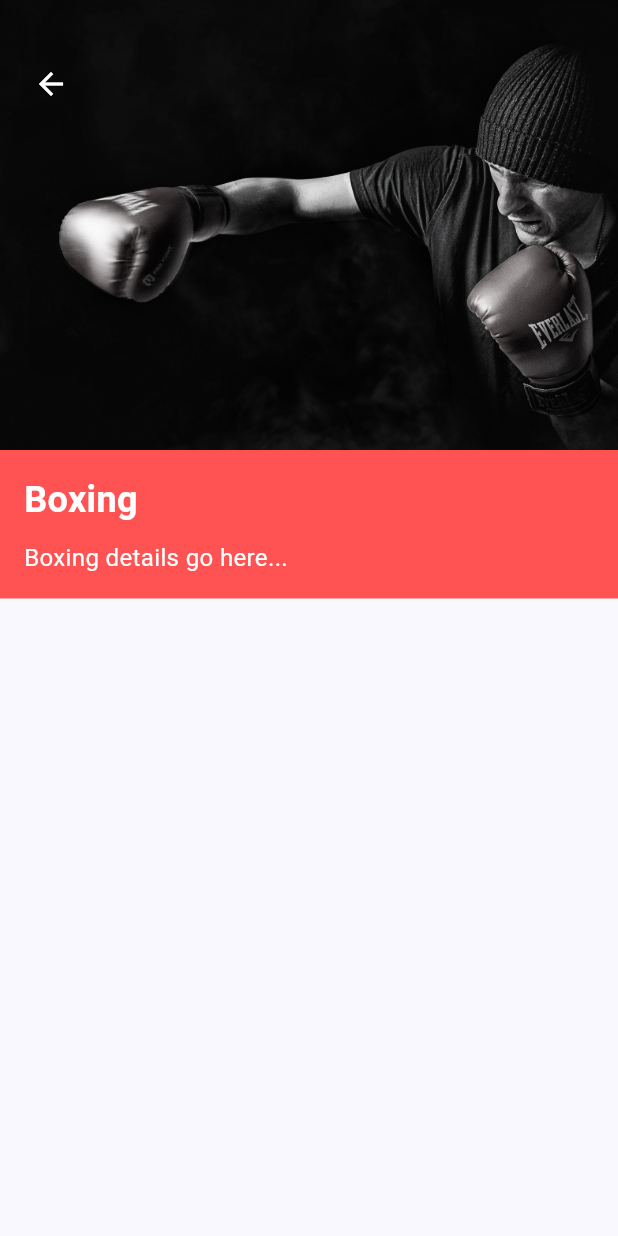
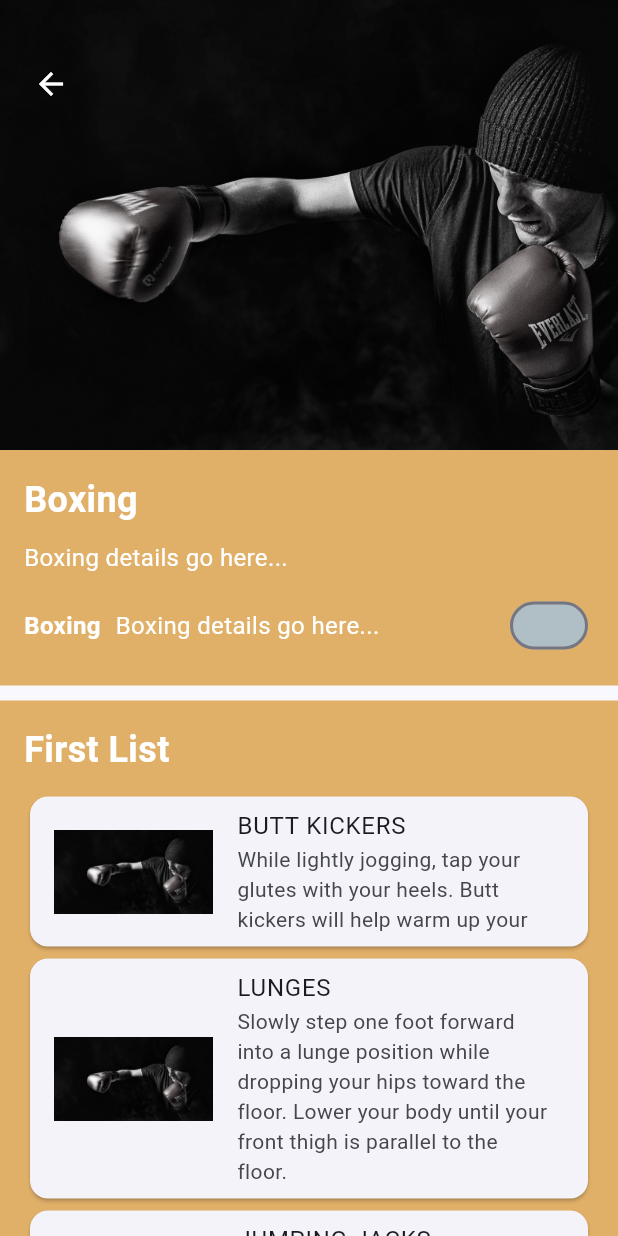
Before and after one commit to sukhaman/GigMaster, a Flutter app: the screen it shows after launch, after a tap on "Boxing", on a phone screen of 412 x 824 dp. Run offline on Flutter 3.47's test engine with Material 3 defaults, Android fonts, the light colour scheme and no system bars; our stand-ins replace bloc, flutter_riverpod, flutter_svg, riverpod.

Commit message:
Updated category view UI

```diff
--- a/gigmaster/lib/views/category_view.dart
+++ b/gigmaster/lib/views/category_view.dart
@@ -1,5 +1,6 @@
 import 'package:flutter/material.dart';
 import 'package:gigmaster/views/home_view.dart';
+import 'package:gigmaster/constants/colors.dart';
 
 class CategoryView extends StatefulWidget {
   const CategoryView({super.key});
@@ -9,14 +10,41 @@ class CategoryView extends StatefulWidget {
 }
 
 class _CategoryViewState extends State<CategoryView> {
+  bool isSwitched = false;
+
   @override
   Widget build(BuildContext context) {
     final category = ModalRoute.of(context)!.settings.arguments as Category;
+    final List<ExerciseType> types = [
+      ExerciseType(
+        name: 'BUTT KICKERS',
+        description:
+            'While lightly jogging, tap your glutes with your heels. Butt kickers will help warm up your',
+        imageUrl: 'lib/images/boxing.jpeg',
+      ),
+      ExerciseType(
+        name: 'LUNGES',
+        description:
+            'Slowly step one foot forward into a lunge position while dropping your hips toward the floor. Lower your body until your front thigh is parallel to the floor.',
+        imageUrl: 'lib/images/boxing.jpeg',
+      ),
+      ExerciseType(
+        name: 'JUMPING JACKS',
+        description:
+            'From a standing position with your arms by your sides, spread your arms and legs as you jump. Return your arms to your sides and your legs to the starting position with a second jump.',
+        imageUrl: 'lib/images/boxing.jpeg',
+      ),
+      ExerciseType(
+        name: 'PLANKS',
+        description:
+            'Planks can improve your core strength and stability, which are key to protecting your spine while you work out. And, like jumping jacks, planks require no additional equipment and can be performed anywhere.',
+        imageUrl: 'lib/images/boxing.jpeg',
+      ),
+    ];
+
     return Scaffold(
       body: SingleChildScrollView(
         child: Column(
-          children: [
-            Stack(
           children: [
             // Background image
             Container(
@@ -27,7 +55,8 @@ class _CategoryViewState extends State<CategoryView> {
                   fit: BoxFit.cover,
                 ),
               ),
-                ),
+              child: Stack(
+                children: [
                   Positioned(
                     top: 32,
                     left: 10,
@@ -40,9 +69,10 @@ class _CategoryViewState extends State<CategoryView> {
                   ),
                 ],
               ),
+            ),
             // Content below the image
             Container(
-              color: Colors.redAccent,
+              color: CustomColors.terminalYellow,
               width: MediaQuery.of(context).size.width,
               padding: const EdgeInsets.all(16.0),
               child: Column(
@@ -64,7 +94,107 @@ class _CategoryViewState extends State<CategoryView> {
                       fontSize: 16,
                     ),
                   ),
-                  // Add more content as needed
+                  const SizedBox(height: 10),
+                  Row(
+                    mainAxisAlignment: MainAxisAlignment.center,
+                    children: [
+                      Text(
+                        category.name,
+                        style: const TextStyle(
+                          color: Colors.white,
+                          fontSize: 16,
+                          fontWeight: FontWeight.bold,
+                        ),
+                      ),
+                      const SizedBox(width: 10),
+                      Text(
+                        '${category.name} details go here...',
+                        style: const TextStyle(
+                          color: Colors.white,
+                          fontSize: 16,
+                        ),
+                      ),
+                      const Spacer(),
+                      Switch(
+                        value: isSwitched,
+                        onChanged: (bool value) {
+                          setState(() {
+                            isSwitched = value;
+                          });
+                        },
+                        activeColor: CustomColors.customActiveColor,
+                        inactiveThumbColor:
+                            CustomColors.customInactiveThumbColor,
+                        activeTrackColor: CustomColors.customActiveTrackColor,
+                        inactiveTrackColor:
+                            CustomColors.customInactiveTrackColor,
+                      ),
+                    ],
+                  ),
+                ],
+              ),
+            ),
+            const SizedBox(height: 10),
+            // First List
+            Container(
+              color: CustomColors.terminalYellow,
+              width: MediaQuery.of(context).size.width,
+              padding: const EdgeInsets.all(16.0),
+              child: Column(
+                crossAxisAlignment: CrossAxisAlignment.start,
+                children: [
+                  Text(
+                    'First List',
+                    style: const TextStyle(
+                      color: Colors.white,
+                      fontSize: 24,
+                      fontWeight: FontWeight.bold,
+                    ),
+                  ),
+                  const SizedBox(height: 10),
+                  Column(
+                    children: types
+                        .map((type) => Card(
+                              child: ListTile(
+                                leading: Image.asset(type.imageUrl),
+                                title: Text(type.name),
+                                subtitle: Text(type.description),
+                              ),
+                            ))
+                        .toList(),
+                  ),
+                ],
+              ),
+            ),
+            const SizedBox(height: 10),
+            // Second List
+            Container(
+              color: CustomColors.terminalYellow,
+              width: MediaQuery.of(context).size.width,
+              padding: const EdgeInsets.all(16.0),
+              child: Column(
+                crossAxisAlignment: CrossAxisAlignment.start,
+                children: [
+                  Text(
+                    'Second List',
+                    style: const TextStyle(
+                      color: Colors.white,
+                      fontSize: 24,
+                      fontWeight: FontWeight.bold,
+                    ),
+                  ),
+                  const SizedBox(height: 10),
+                  Column(
+                    children: types
+                        .map((type) => Card(
+                              child: ListTile(
+                                leading: Image.asset(type.imageUrl),
+                                title: Text(type.name),
+                                subtitle: Text(type.description),
+                              ),
+                            ))
+                        .toList(),
+                  ),
                 ],
               ),
             ),
@@ -74,3 +204,23 @@ class _CategoryViewState extends State<CategoryView> {
     );
   }
 }
+
+class ExerciseType {
+  final String name;
+  final String description;
+  final String imageUrl;
+
+  ExerciseType({
+    required this.name,
+    required this.description,
+    required this.imageUrl,
+  });
+}
+
+class CustomColors {
+  static const terminalYellow = Color(0xFFE0AF68); // Example color
+  static const customActiveColor = Color(0xFF4CAF50);
+  static const customInactiveThumbColor = Color(0xFFB0BEC5);
+  static const customActiveTrackColor = Color(0xFF4CAF50);
+  static const customInactiveTrackColor = Color(0xFFB0BEC5);
+}
--- a/gigmaster/lib/views/home_view.dart
+++ b/gigmaster/lib/views/home_view.dart
@@ -203,6 +203,8 @@ class CategoriesCard extends StatelessWidget {
           ),
           const SizedBox(height: 10),
           Expanded(
+            child: Container(
+              color: Colors.transparent,
               child: ListView.builder(
                 scrollDirection: Axis.horizontal,
                 itemCount:
@@ -222,15 +224,11 @@ class CategoriesCard extends StatelessWidget {
                         children: [
                           Container(
                             decoration: BoxDecoration(
-                            color: category.backgroundColor,
+                              color: Colors.transparent,
                               borderRadius: BorderRadius.circular(10),
                               image: DecorationImage(
                                 image: AssetImage(category.imageUrl),
                                 fit: BoxFit.cover,
-                              colorFilter: ColorFilter.mode(
-                                category.backgroundColor.withOpacity(1.0),
-                                BlendMode.dstATop,
-                              ),
                               ),
                             ),
                           ),
@@ -253,6 +251,7 @@ class CategoriesCard extends StatelessWidget {
                 },
               ),
             ),
+          ),
         ],
       ),
     );
--- a/gigmaster/lib/views/profile_view.dart
+++ /dev/null
@@ -1,20 +0,0 @@
-import 'package:flutter/material.dart';
-
-class ProfileView extends StatelessWidget {
-  const ProfileView({super.key});
-
-  @override
-  Widget build(BuildContext context) {
-    return Scaffold(
-      appBar: AppBar(),
-      body: const Padding(
-        padding: EdgeInsets.all(16.0),
-        child: Column(
-          children: [
-            Text('Profile View'),
-          ],
-        ),
-      ),
-    );
-  }
-}
--- a/gigmaster/lib/views/tab_bar.dart
+++ b/gigmaster/lib/views/tab_bar.dart
@@ -2,7 +2,7 @@ import 'package:flutter/material.dart';
 import 'package:flutter_riverpod/flutter_riverpod.dart';
 import 'package:gigmaster/bloc/tab_bloc.dart';
 import 'package:gigmaster/views/home_view.dart';
-import 'package:gigmaster/views/profile_view.dart';
+import 'package:gigmaster/views/meals_view.dart';
 import 'package:gigmaster/views/settings_view.dart';
 
 class MainScreen extends ConsumerWidget {
@@ -15,7 +15,7 @@ class MainScreen extends ConsumerWidget {
         child: HomeView(),
       ),
       const Center(
-        child: ProfileView(),
+        child: MealsView(),
       ),
       const Center(
         child: SettingsView(),
```
Lines whose indentation alone changed are shown as unchanged.
